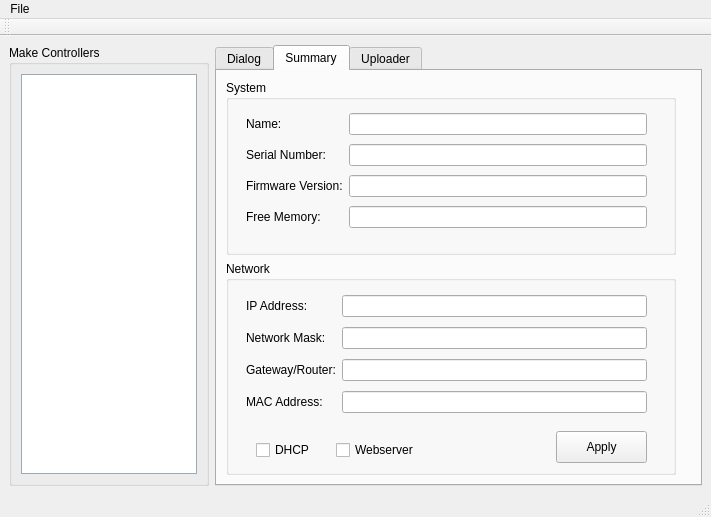
makingthings/makecontroller, file mchelper/branches/multiboard_support/mchelper.ui: the form before one commit.
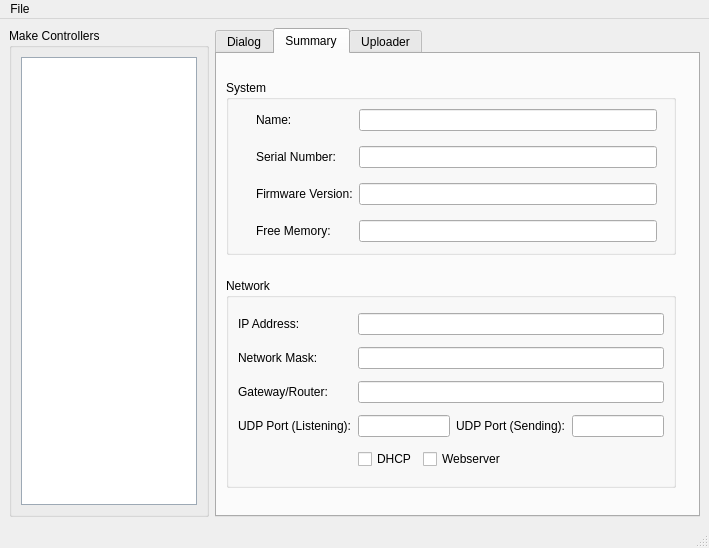
The form after the commit. The open tabs and pages were chosen to show the change.

The edit to the form file:
```diff
--- a/mchelper/branches/multiboard_support/mchelper.ui
+++ b/mchelper/branches/multiboard_support/mchelper.ui
@@ -5,8 +5,8 @@
    <rect>
     <x>0</x>
     <y>0</y>
-    <width>711</width>
-    <height>517</height>
+    <width>709</width>
+    <height>548</height>
    </rect>
   </property>
   <property name="sizePolicy" >
@@ -555,7 +555,7 @@
           <bool>true</bool>
          </property>
          <property name="alternatingRowColors" >
-          <bool>true</bool>
+          <bool>false</bool>
          </property>
         </widget>
        </item>
@@ -679,10 +679,10 @@
           <widget class="QWidget" name="gridLayout" >
            <property name="geometry" >
             <rect>
-             <x>20</x>
-             <y>30</y>
+             <x>30</x>
+             <y>20</y>
              <width>401</width>
-             <height>121</height>
+             <height>151</height>
             </rect>
            </property>
            <layout class="QGridLayout" >
@@ -785,85 +785,26 @@
           <property name="maximumSize" >
            <size>
             <width>450</width>
-            <height>215</height>
+            <height>210</height>
            </size>
           </property>
           <property name="title" >
            <string>Network</string>
           </property>
-          <widget class="QCheckBox" name="dhcpCheckBox" >
-           <property name="geometry" >
-            <rect>
-             <x>30</x>
-             <y>180</y>
-             <width>71</width>
-             <height>18</height>
-            </rect>
-           </property>
-           <property name="text" >
-            <string>DHCP</string>
-           </property>
-          </widget>
-          <widget class="QCheckBox" name="webserverCheckBox" >
-           <property name="geometry" >
-            <rect>
-             <x>110</x>
-             <y>180</y>
-             <width>91</width>
-             <height>18</height>
-            </rect>
-           </property>
-           <property name="text" >
-            <string>Webserver</string>
-           </property>
-          </widget>
-          <widget class="QWidget" name="gridLayout_2" >
-           <property name="geometry" >
-            <rect>
-             <x>20</x>
-             <y>30</y>
-             <width>401</width>
-             <height>129</height>
-            </rect>
-           </property>
            <layout class="QGridLayout" >
-            <property name="leftMargin" >
-             <number>0</number>
-            </property>
-            <property name="topMargin" >
-             <number>0</number>
-            </property>
-            <property name="rightMargin" >
-             <number>0</number>
-            </property>
-            <property name="bottomMargin" >
-             <number>0</number>
-            </property>
-            <property name="horizontalSpacing" >
-             <number>6</number>
-            </property>
-            <property name="verticalSpacing" >
-             <number>6</number>
-            </property>
-            <item row="2" column="1" >
-             <widget class="QLineEdit" name="netGatewayLineEdit" />
-            </item>
-            <item row="0" column="1" >
+           <item row="0" column="0" >
+            <widget class="QLabel" name="label_5" >
+             <property name="text" >
+              <string>IP Address:</string>
+             </property>
+             <property name="buddy" >
+              <cstring>netAddressLineEdit</cstring>
+             </property>
+            </widget>
+           </item>
+           <item row="0" column="1" colspan="4" >
              <widget class="QLineEdit" name="netAddressLineEdit" />
             </item>
-            <item row="3" column="0" >
-             <widget class="QLabel" name="label_8" >
-              <property name="text" >
-               <string>MAC Address:</string>
-              </property>
-              <property name="buddy" >
-               <cstring>netMACLineEdit</cstring>
-              </property>
-             </widget>
-            </item>
-            <item row="1" column="1" >
-             <widget class="QLineEdit" name="netMaskLineEdit" />
-            </item>
             <item row="1" column="0" >
              <widget class="QLabel" name="label_6" >
               <property name="text" >
@@ -874,18 +815,8 @@
               </property>
              </widget>
             </item>
-            <item row="3" column="1" >
-             <widget class="QLineEdit" name="netMACLineEdit" />
-            </item>
-            <item row="0" column="0" >
-             <widget class="QLabel" name="label_5" >
-              <property name="text" >
-               <string>IP Address:</string>
-              </property>
-              <property name="buddy" >
-               <cstring>netAddressLineEdit</cstring>
-              </property>
-             </widget>
+           <item row="1" column="1" colspan="4" >
+            <widget class="QLineEdit" name="netMaskLineEdit" />
             </item>
             <item row="2" column="0" >
              <widget class="QLabel" name="label_7" >
@@ -897,21 +828,73 @@
               </property>
              </widget>
             </item>
-           </layout>
-          </widget>
-          <widget class="QPushButton" name="pushButton" >
-           <property name="geometry" >
-            <rect>
-             <x>330</x>
-             <y>170</y>
-             <width>91</width>
-             <height>32</height>
-            </rect>
-           </property>
-           <property name="text" >
-            <string>Apply</string>
-           </property>
-          </widget>
+           <item row="2" column="1" colspan="4" >
+            <widget class="QLineEdit" name="netGatewayLineEdit" />
+           </item>
+           <item row="4" column="0" >
+            <widget class="QLabel" name="label_10" >
+             <property name="toolTip" >
+              <string>The port this board is listening on for OSC messages.</string>
+             </property>
+             <property name="text" >
+              <string>UDP Port (Listening):</string>
+             </property>
+             <property name="buddy" >
+              <cstring>udpListenPort</cstring>
+             </property>
+            </widget>
+           </item>
+           <item row="4" column="1" colspan="2" >
+            <widget class="QLineEdit" name="udpListenPort" >
+             <property name="readOnly" >
+              <bool>false</bool>
+             </property>
+            </widget>
+           </item>
+           <item row="4" column="3" >
+            <widget class="QLabel" name="label_11" >
+             <property name="toolTip" >
+              <string>The port this board will send OSC messages back on.</string>
+             </property>
+             <property name="text" >
+              <string>UDP Port (Sending):</string>
+             </property>
+             <property name="buddy" >
+              <cstring>udpSendPort</cstring>
+             </property>
+            </widget>
+           </item>
+           <item row="4" column="4" >
+            <widget class="QLineEdit" name="udpSendPort" >
+             <property name="readOnly" >
+              <bool>false</bool>
+             </property>
+            </widget>
+           </item>
+           <item row="5" column="1" >
+            <widget class="QCheckBox" name="dhcpCheckBox" >
+             <property name="toolTip" >
+              <string>DHCP allows the Make Controller to automatically get an IP address when connected to a network.</string>
+             </property>
+             <property name="layoutDirection" >
+              <enum>Qt::LeftToRight</enum>
+             </property>
+             <property name="text" >
+              <string>DHCP</string>
+             </property>
+            </widget>
+           </item>
+           <item row="5" column="2" colspan="2" >
+            <widget class="QCheckBox" name="webserverCheckBox" >
+             <property name="toolTip" >
+              <string>Controls the demo web server on the Make Controller.</string>
+             </property>
+             <property name="text" >
+              <string>Webserver</string>
+             </property>
+            </widget>
+           </item>
+          </layout>
          </widget>
         </item>
        </layout>
@@ -1098,8 +1081,8 @@
     <rect>
      <x>0</x>
      <y>0</y>
-     <width>711</width>
-     <height>22</height>
+     <width>709</width>
+     <height>21</height>
     </rect>
    </property>
    <widget class="QMenu" name="menuFile" >
@@ -1112,17 +1095,6 @@
    <addaction name="menuFile" />
   </widget>
   <widget class="QStatusBar" name="statusbar" />
-  <widget class="QToolBar" name="toolBar" >
-   <property name="windowTitle" >
-    <string>toolBar</string>
-   </property>
-   <attribute name="toolBarArea" >
-    <enum>TopToolBarArea</enum>
-   </attribute>
-   <attribute name="toolBarBreak" >
-    <bool>false</bool>
-   </attribute>
-  </widget>
   <action name="actionAboutMchelper" >
    <property name="text" >
     <string>About mchelper...</string>
```
Left out of the diff: 20 changed lines with no effect on the pictures. Lines whose indentation alone changed are shown as unchanged.
